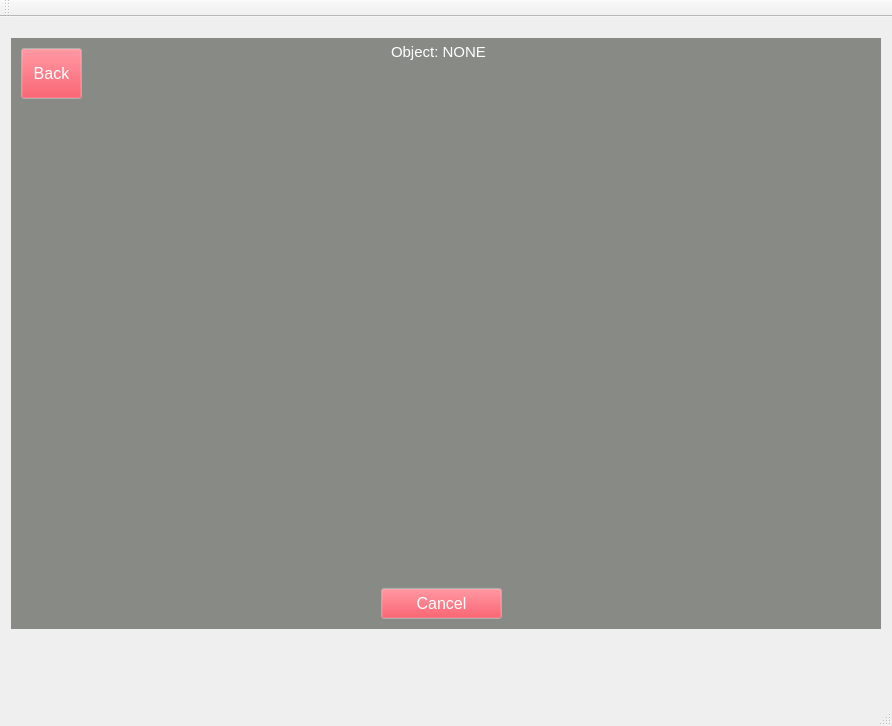
First picture: the form in leddargui/mainwindow.ui, repository SCCapstone/Sense-Able, before the edit.
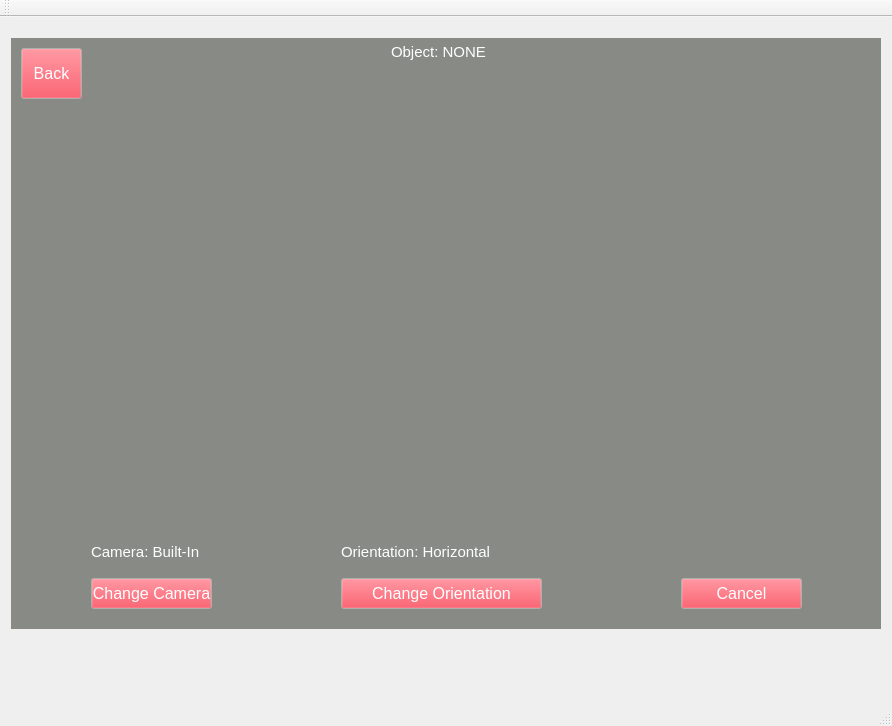
Second picture: the form after the edit. The open tabs and pages were chosen to show the change.

Commit message: Change camera button was added, a change orientation button was added as well

```diff
--- a/leddargui/mainwindow.ui
+++ b/leddargui/mainwindow.ui
@@ -155,7 +155,7 @@
          </font>
         </property>
         <property name="currentIndex">
-         <number>3</number>
+         <number>0</number>
         </property>
         <widget class="QWidget" name="page">
          <widget class="QLabel" name="objectLabel">
@@ -163,7 +163,7 @@
            <rect>
             <x>380</x>
             <y>10</y>
-            <width>95</width>
+            <width>141</width>
             <height>27</height>
            </rect>
           </property>
@@ -317,8 +317,8 @@
          <widget class="QPushButton" name="cancelButton">
           <property name="geometry">
            <rect>
-            <x>370</x>
-            <y>560</y>
+            <x>670</x>
+            <y>550</y>
             <width>121</width>
             <height>31</height>
            </rect>
@@ -478,10 +478,440 @@
            <string>Back</string>
           </property>
          </widget>
+         <widget class="QPushButton" name="changeCamera">
+          <property name="geometry">
+           <rect>
+            <x>80</x>
+            <y>550</y>
+            <width>121</width>
+            <height>31</height>
+           </rect>
+          </property>
+          <property name="palette">
+           <palette>
+            <active>
+             <colorrole role="Button">
+              <brush brushstyle="SolidPattern">
+               <color alpha="255">
+                <red>245</red>
+                <green>36</green>
+                <blue>54</blue>
+               </color>
+              </brush>
+             </colorrole>
+             <colorrole role="ButtonText">
+              <brush brushstyle="SolidPattern">
+               <color alpha="255">
+                <red>255</red>
+                <green>255</green>
+                <blue>255</blue>
+               </color>
+              </brush>
+             </colorrole>
+            </active>
+            <inactive>
+             <colorrole role="Button">
+              <brush brushstyle="SolidPattern">
+               <color alpha="255">
+                <red>245</red>
+                <green>36</green>
+                <blue>54</blue>
+               </color>
+              </brush>
+             </colorrole>
+             <colorrole role="ButtonText">
+              <brush brushstyle="SolidPattern">
+               <color alpha="255">
+                <red>255</red>
+                <green>255</green>
+                <blue>255</blue>
+               </color>
+              </brush>
+             </colorrole>
+            </inactive>
+            <disabled>
+             <colorrole role="Button">
+              <brush brushstyle="SolidPattern">
+               <color alpha="255">
+                <red>245</red>
+                <green>36</green>
+                <blue>54</blue>
+               </color>
+              </brush>
+             </colorrole>
+             <colorrole role="ButtonText">
+              <brush brushstyle="SolidPattern">
+               <color alpha="255">
+                <red>190</red>
+                <green>190</green>
+                <blue>190</blue>
+               </color>
+              </brush>
+             </colorrole>
+            </disabled>
+           </palette>
+          </property>
+          <property name="font">
+           <font>
+            <pointsize>12</pointsize>
+           </font>
+          </property>
+          <property name="text">
+           <string>Change Camera</string>
+          </property>
+         </widget>
+         <widget class="QPushButton" name="changeOrient">
+          <property name="geometry">
+           <rect>
+            <x>330</x>
+            <y>550</y>
+            <width>201</width>
+            <height>31</height>
+           </rect>
+          </property>
+          <property name="palette">
+           <palette>
+            <active>
+             <colorrole role="Button">
+              <brush brushstyle="SolidPattern">
+               <color alpha="255">
+                <red>245</red>
+                <green>36</green>
+                <blue>54</blue>
+               </color>
+              </brush>
+             </colorrole>
+             <colorrole role="ButtonText">
+              <brush brushstyle="SolidPattern">
+               <color alpha="255">
+                <red>255</red>
+                <green>255</green>
+                <blue>255</blue>
+               </color>
+              </brush>
+             </colorrole>
+            </active>
+            <inactive>
+             <colorrole role="Button">
+              <brush brushstyle="SolidPattern">
+               <color alpha="255">
+                <red>245</red>
+                <green>36</green>
+                <blue>54</blue>
+               </color>
+              </brush>
+             </colorrole>
+             <colorrole role="ButtonText">
+              <brush brushstyle="SolidPattern">
+               <color alpha="255">
+                <red>255</red>
+                <green>255</green>
+                <blue>255</blue>
+               </color>
+              </brush>
+             </colorrole>
+            </inactive>
+            <disabled>
+             <colorrole role="Button">
+              <brush brushstyle="SolidPattern">
+               <color alpha="255">
+                <red>245</red>
+                <green>36</green>
+                <blue>54</blue>
+               </color>
+              </brush>
+             </colorrole>
+             <colorrole role="ButtonText">
+              <brush brushstyle="SolidPattern">
+               <color alpha="255">
+                <red>190</red>
+                <green>190</green>
+                <blue>190</blue>
+               </color>
+              </brush>
+             </colorrole>
+            </disabled>
+           </palette>
+          </property>
+          <property name="font">
+           <font>
+            <pointsize>12</pointsize>
+           </font>
+          </property>
+          <property name="text">
+           <string>Change Orientation</string>
+          </property>
+         </widget>
+         <widget class="QLabel" name="cameraLabel">
+          <property name="geometry">
+           <rect>
+            <x>80</x>
+            <y>510</y>
+            <width>141</width>
+            <height>27</height>
+           </rect>
+          </property>
+          <property name="palette">
+           <palette>
+            <active>
+             <colorrole role="WindowText">
+              <brush brushstyle="SolidPattern">
+               <color alpha="255">
+                <red>255</red>
+                <green>255</green>
+                <blue>255</blue>
+               </color>
+              </brush>
+             </colorrole>
+             <colorrole role="Base">
+              <brush brushstyle="SolidPattern">
+               <color alpha="255">
+                <red>255</red>
+                <green>255</green>
+                <blue>255</blue>
+               </color>
+              </brush>
+             </colorrole>
+             <colorrole role="Window">
+              <brush brushstyle="SolidPattern">
+               <color alpha="255">
+                <red>255</red>
+                <green>255</green>
+                <blue>255</blue>
+               </color>
+              </brush>
+             </colorrole>
+             <colorrole role="ToolTipBase">
+              <brush brushstyle="SolidPattern">
+               <color alpha="255">
+                <red>255</red>
+                <green>255</green>
+                <blue>255</blue>
+               </color>
+              </brush>
+             </colorrole>
+            </active>
+            <inactive>
+             <colorrole role="WindowText">
+              <brush brushstyle="SolidPattern">
+               <color alpha="255">
+                <red>255</red>
+                <green>255</green>
+                <blue>255</blue>
+               </color>
+              </brush>
+             </colorrole>
+             <colorrole role="Base">
+              <brush brushstyle="SolidPattern">
+               <color alpha="255">
+                <red>255</red>
+                <green>255</green>
+                <blue>255</blue>
+               </color>
+              </brush>
+             </colorrole>
+             <colorrole role="Window">
+              <brush brushstyle="SolidPattern">
+               <color alpha="255">
+                <red>255</red>
+                <green>255</green>
+                <blue>255</blue>
+               </color>
+              </brush>
+             </colorrole>
+             <colorrole role="ToolTipBase">
+              <brush brushstyle="SolidPattern">
+               <color alpha="255">
+                <red>255</red>
+                <green>255</green>
+                <blue>255</blue>
+               </color>
+              </brush>
+             </colorrole>
+            </inactive>
+            <disabled>
+             <colorrole role="WindowText">
+              <brush brushstyle="SolidPattern">
+               <color alpha="255">
+                <red>190</red>
+                <green>190</green>
+                <blue>190</blue>
+               </color>
+              </brush>
+             </colorrole>
+             <colorrole role="Base">
+              <brush brushstyle="SolidPattern">
+               <color alpha="255">
+                <red>255</red>
+                <green>255</green>
+                <blue>255</blue>
+               </color>
+              </brush>
+             </colorrole>
+             <colorrole role="Window">
+              <brush brushstyle="SolidPattern">
+               <color alpha="255">
+                <red>255</red>
+                <green>255</green>
+                <blue>255</blue>
+               </color>
+              </brush>
+             </colorrole>
+             <colorrole role="ToolTipBase">
+              <brush brushstyle="SolidPattern">
+               <color alpha="255">
+                <red>255</red>
+                <green>255</green>
+                <blue>255</blue>
+               </color>
+              </brush>
+             </colorrole>
+            </disabled>
+           </palette>
+          </property>
+          <property name="text">
+           <string>Camera: Built-In</string>
+          </property>
+         </widget>
+         <widget class="QLabel" name="orientLabel">
+          <property name="geometry">
+           <rect>
+            <x>330</x>
+            <y>510</y>
+            <width>201</width>
+            <height>27</height>
+           </rect>
+          </property>
+          <property name="palette">
+           <palette>
+            <active>
+             <colorrole role="WindowText">
+              <brush brushstyle="SolidPattern">
+               <color alpha="255">
+                <red>255</red>
+                <green>255</green>
+                <blue>255</blue>
+               </color>
+              </brush>
+             </colorrole>
+             <colorrole role="Base">
+              <brush brushstyle="SolidPattern">
+               <color alpha="255">
+                <red>255</red>
+                <green>255</green>
+                <blue>255</blue>
+               </color>
+              </brush>
+             </colorrole>
+             <colorrole role="Window">
+              <brush brushstyle="SolidPattern">
+               <color alpha="255">
+                <red>255</red>
+                <green>255</green>
+                <blue>255</blue>
+               </color>
+              </brush>
+             </colorrole>
+             <colorrole role="ToolTipBase">
+              <brush brushstyle="SolidPattern">
+               <color alpha="255">
+                <red>255</red>
+                <green>255</green>
+                <blue>255</blue>
+               </color>
+              </brush>
+             </colorrole>
+            </active>
+            <inactive>
+             <colorrole role="WindowText">
+              <brush brushstyle="SolidPattern">
+               <color alpha="255">
+                <red>255</red>
+                <green>255</green>
+                <blue>255</blue>
+               </color>
+              </brush>
+             </colorrole>
+             <colorrole role="Base">
+              <brush brushstyle="SolidPattern">
+               <color alpha="255">
+                <red>255</red>
+                <green>255</green>
+                <blue>255</blue>
+               </color>
+              </brush>
+             </colorrole>
+             <colorrole role="Window">
+              <brush brushstyle="SolidPattern">
+               <color alpha="255">
+                <red>255</red>
+                <green>255</green>
+                <blue>255</blue>
+               </color>
+              </brush>
+             </colorrole>
+             <colorrole role="ToolTipBase">
+              <brush brushstyle="SolidPattern">
+               <color alpha="255">
+                <red>255</red>
+                <green>255</green>
+                <blue>255</blue>
+               </color>
+              </brush>
+             </colorrole>
+            </inactive>
+            <disabled>
+             <colorrole role="WindowText">
+              <brush brushstyle="SolidPattern">
+               <color alpha="255">
+                <red>190</red>
+                <green>190</green>
+                <blue>190</blue>
+               </color>
+              </brush>
+             </colorrole>
+             <colorrole role="Base">
+              <brush brushstyle="SolidPattern">
+               <color alpha="255">
+                <red>255</red>
+                <green>255</green>
+                <blue>255</blue>
+               </color>
+              </brush>
+             </colorrole>
+             <colorrole role="Window">
+              <brush brushstyle="SolidPattern">
+               <color alpha="255">
+                <red>255</red>
+                <green>255</green>
+                <blue>255</blue>
+               </color>
+              </brush>
+             </colorrole>
+             <colorrole role="ToolTipBase">
+              <brush brushstyle="SolidPattern">
+               <color alpha="255">
+                <red>255</red>
+                <green>255</green>
+                <blue>255</blue>
+               </color>
+              </brush>
+             </colorrole>
+            </disabled>
+           </palette>
+          </property>
+          <property name="text">
+           <string>Orientation: Horizontal</string>
+          </property>
+         </widget>
          <zorder>cameraView</zorder>
          <zorder>objectLabel</zorder>
          <zorder>cancelButton</zorder>
          <zorder>backButtonGo</zorder>
+         <zorder>changeCamera</zorder>
+         <zorder>changeOrient</zorder>
+         <zorder>cameraLabel</zorder>
+         <zorder>orientLabel</zorder>
         </widget>
         <widget class="QWidget" name="page_2">
          <widget class="QLabel" name="titleLabel">
@@ -988,7 +1418,7 @@
          <widget class="QComboBox" name="comboBox">
           <property name="geometry">
            <rect>
-            <x>200</x>
+            <x>220</x>
             <y>130</y>
             <width>181</width>
             <height>41</height>
@@ -996,17 +1426,27 @@
           </property>
           <item>
            <property name="text">
-            <string>Normal</string>
+            <string>1 meter</string>
            </property>
           </item>
           <item>
            <property name="text">
-            <string>Fast</string>
+            <string>2 meters</string>
            </property>
           </item>
           <item>
            <property name="text">
-            <string>Slow</string>
+            <string>3 meters</string>
+           </property>
+          </item>
+          <item>
+           <property name="text">
+            <string>4 meters</string>
+           </property>
+          </item>
+          <item>
+           <property name="text">
+            <string>5 meters</string>
            </property>
           </item>
          </widget>
@@ -1069,7 +1509,7 @@
          <widget class="QLabel" name="label_25">
           <property name="geometry">
            <rect>
-            <x>210</x>
+            <x>220</x>
             <y>210</y>
             <width>231</width>
             <height>41</height>
@@ -1185,7 +1625,7 @@
          <widget class="QLabel" name="label_26">
           <property name="geometry">
            <rect>
-            <x>210</x>
+            <x>220</x>
             <y>370</y>
             <width>371</width>
             <height>41</height>
@@ -1259,8 +1699,8 @@
          <widget class="QPushButton" name="notificationsButton">
           <property name="geometry">
            <rect>
-            <x>200</x>
-            <y>520</y>
+            <x>220</x>
+            <y>530</y>
             <width>181</width>
             <height>51</height>
            </rect>
@@ -1336,7 +1776,7 @@
          <widget class="QLabel" name="label_9">
           <property name="geometry">
            <rect>
-            <x>210</x>
+            <x>220</x>
             <y>80</y>
             <width>291</width>
             <height>41</height>
@@ -1354,7 +1794,7 @@
          <widget class="QComboBox" name="comboBox_2">
           <property name="geometry">
            <rect>
-            <x>200</x>
+            <x>220</x>
             <y>420</y>
             <width>181</width>
             <height>41</height>
```
The commit also changes 4 other files.
